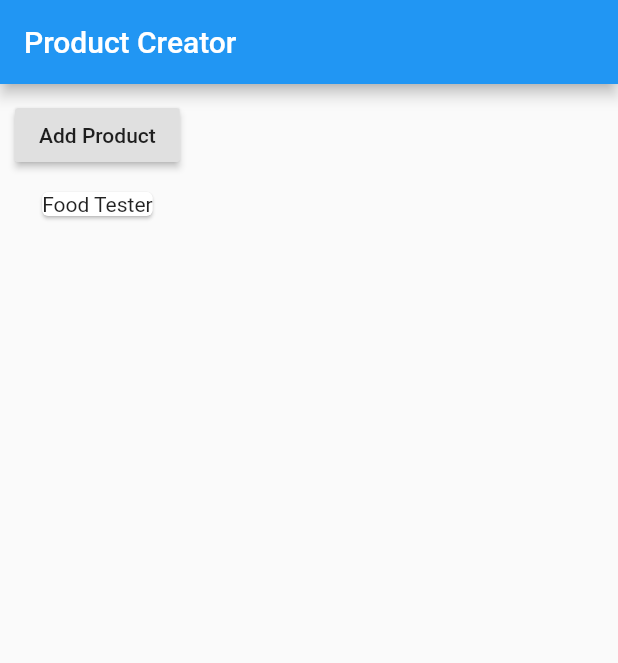
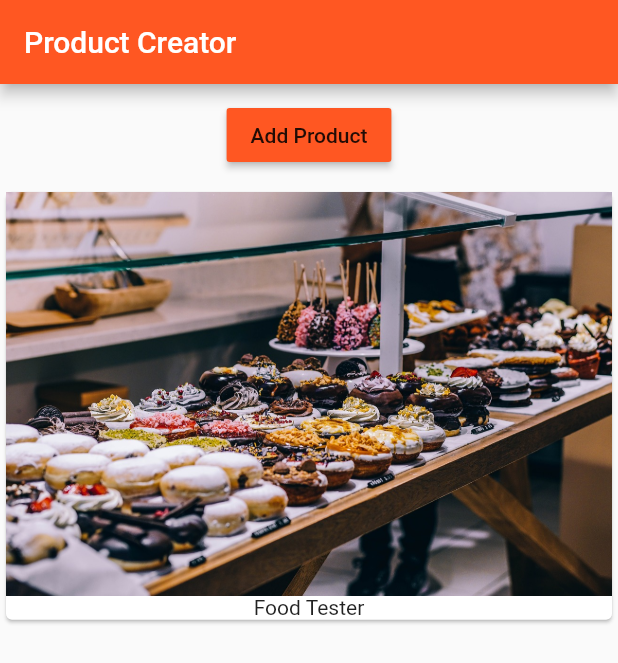
Before and after one commit to Liight/flutter_ProductCreator, a Flutter app: the screen it shows after launch, on a phone screen of 412 x 824 dp. Shown: the top 663 px of the screen. Run offline on Flutter 3.47's test engine with Material 2 defaults, Android fonts, the phone set to English and light mode, and no system bars.

Commit message:
Implementing Material Design

```diff
--- a/lib/main.dart
+++ b/lib/main.dart
@@ -8,6 +8,11 @@ class MyApp extends StatelessWidget {
   @override
   Widget build(BuildContext context) {
     return MaterialApp(
+      theme:ThemeData(
+        brightness: Brightness.light,
+        primarySwatch: Colors.deepOrange,
+        accentColor: Colors.deepPurple
+      ),
       home: Scaffold(
           appBar: AppBar(
             title: Text('Product Creator'),
--- a/lib/product_manager.dart
+++ b/lib/product_manager.dart
@@ -39,6 +39,7 @@ class _ProductManagerState extends State<ProductManager> {
     return Column(children: [Container(
       margin: EdgeInsets.all(10.0),
       child: RaisedButton(
+        color: Theme.of(context).primaryColor,
         onPressed: () {
           setState(() {
             _products.add('Advanced Food Tester');
--- a/lib/products.dart
+++ b/lib/products.dart
@@ -14,7 +14,7 @@ class Products extends StatelessWidget {
           .map((element) => Card(
                 child: Column(
                   children: <Widget>[
-                    // Image.asset('assets/food.jpg'),
+                    Image.asset('assets/food.jpg'),
                     Text(element)
                   ],
                 ),
```
